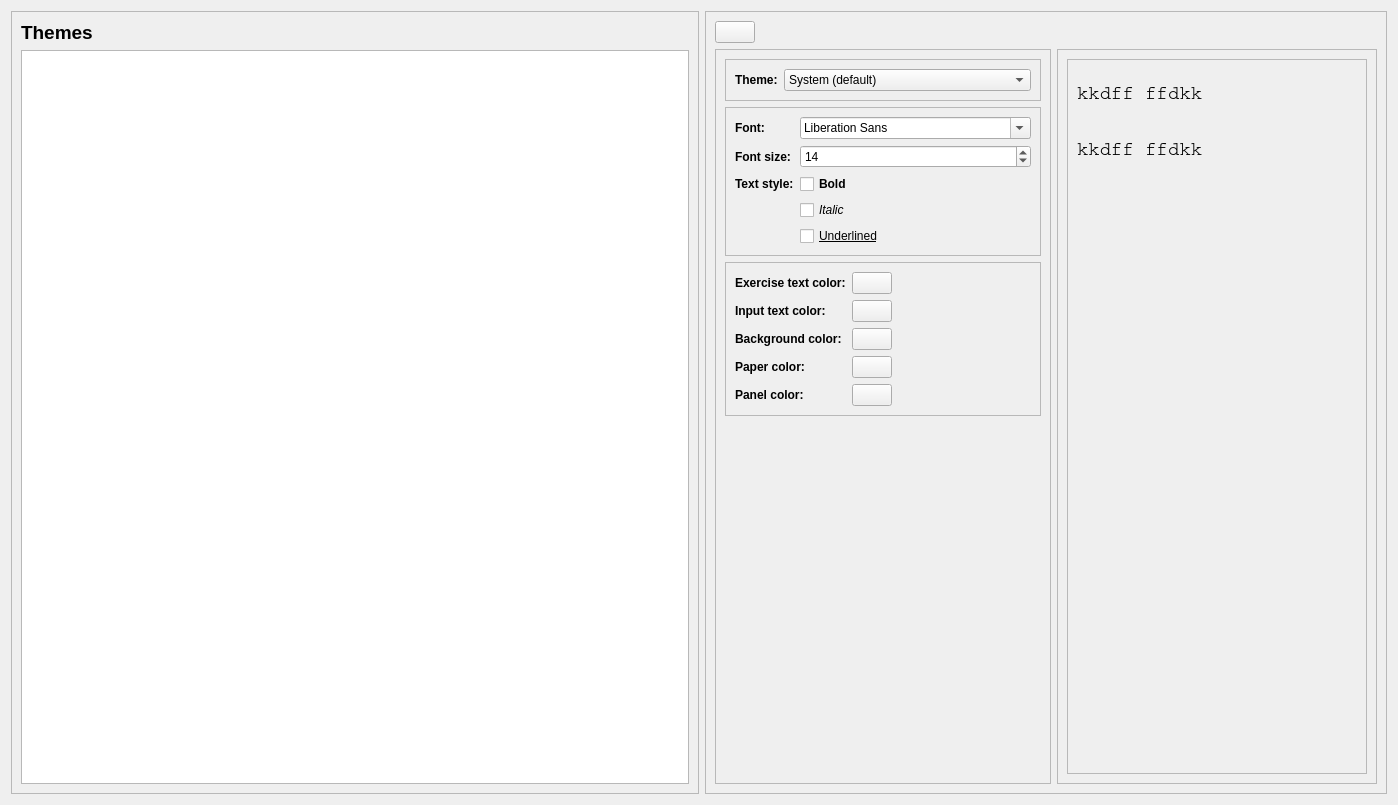
Above: ui/options/customization.ui from Open-Typer/Open-Typer before the change. Below: the same form after it.
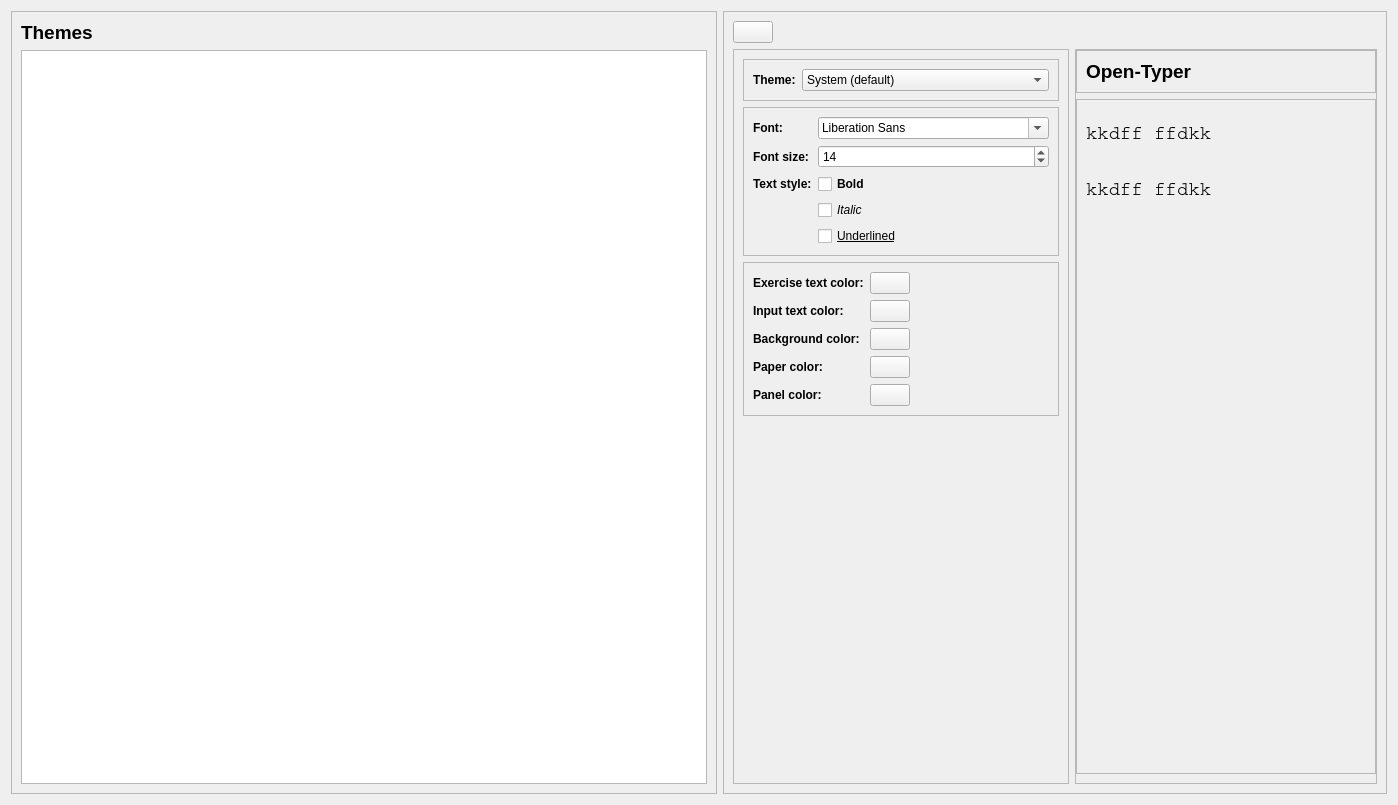
That is the form after the change. Icons and pictures are not drawn.

Commit message: ui: customization: Add panel

```diff
--- a/ui/options/customization.ui
+++ b/ui/options/customization.ui
@@ -503,8 +503,55 @@
         <property name="frameShadow">
          <enum>QFrame::Raised</enum>
         </property>
-        <layout class="QHBoxLayout" name="horizontalLayout_2">
+        <layout class="QVBoxLayout" name="verticalLayout_3">
+         <property name="leftMargin">
+          <number>0</number>
+         </property>
+         <property name="topMargin">
+          <number>0</number>
+         </property>
+         <property name="rightMargin">
+          <number>0</number>
+         </property>
          <item>
+          <widget class="QFrame" name="panelFrame">
+           <property name="sizePolicy">
+            <sizepolicy hsizetype="Preferred" vsizetype="Fixed">
+             <horstretch>0</horstretch>
+             <verstretch>0</verstretch>
+            </sizepolicy>
+           </property>
+           <property name="frameShape">
+            <enum>QFrame::StyledPanel</enum>
+           </property>
+           <property name="frameShadow">
+            <enum>QFrame::Raised</enum>
+           </property>
+           <layout class="QGridLayout" name="gridLayout_3">
+            <item row="0" column="0">
+             <widget class="QLabel" name="panelTitleLabel">
+              <property name="sizePolicy">
+               <sizepolicy hsizetype="Preferred" vsizetype="Fixed">
+                <horstretch>0</horstretch>
+                <verstretch>0</verstretch>
+               </sizepolicy>
+              </property>
+              <property name="font">
+               <font>
+                <pointsize>14</pointsize>
+                <weight>75</weight>
+                <bold>true</bold>
+               </font>
+              </property>
+              <property name="text">
+               <string notr="true">Open-Typer</string>
+              </property>
+             </widget>
+            </item>
+           </layout>
+          </widget>
+         </item>
+         <item alignment="Qt::AlignHCenter">
           <widget class="QFrame" name="paper">
            <property name="minimumSize">
             <size>
```
